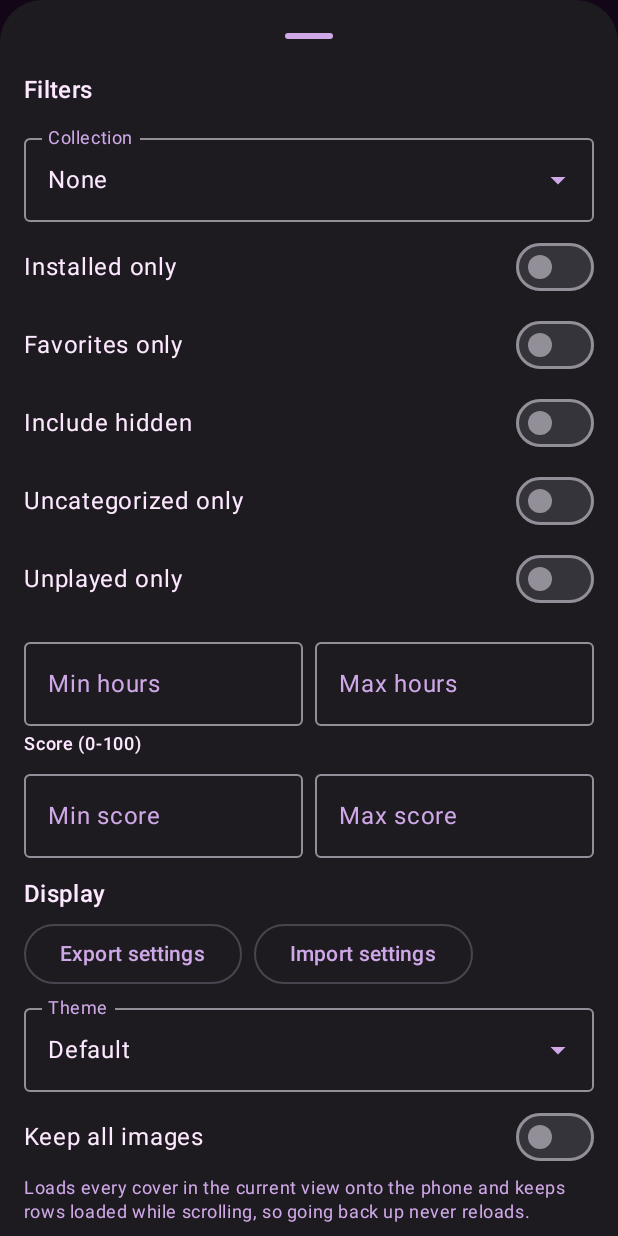
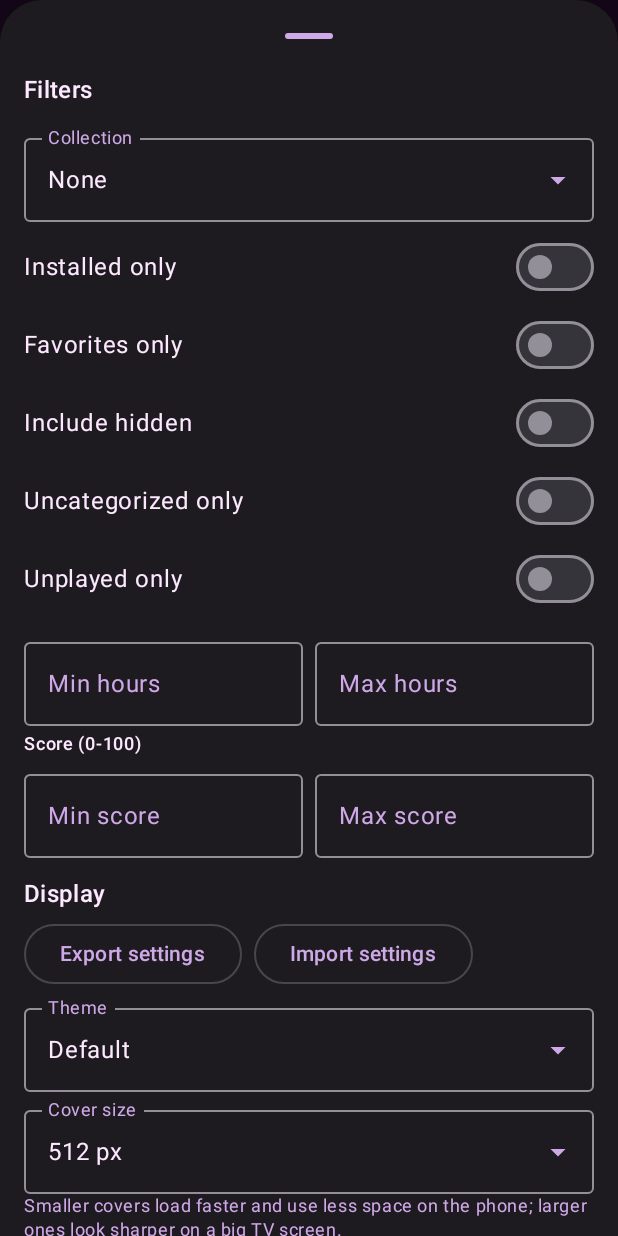
Before and after one commit to damianoshar/Playnite-Remote, an Android app built with Jetpack Compose: the screen it shows after launch (MainActivity), after a tap on "Filters", on a phone screen of 412 x 824 dp. Run offline under Robolectric (Android 15) with nearby library versions, the phone set to English and light mode, and no system bars; libraries missing offline, so code that uses them is left out: kotlin.math.roundToInt; pictures from the network do not load.

Commit message:
feat: configurable cover thumbnail size (256/512/768/1024)

```diff
--- a/app/src/main/java/com/gamevault/unified/data/local/UiPrefs.kt
+++ b/app/src/main/java/com/gamevault/unified/data/local/UiPrefs.kt
@@ -24,8 +24,21 @@ data class UiViewPrefs(
     val fullOffline: Boolean = false,
     val lastFullSync: Long = 0,
     val notes: Map<String, String> = emptyMap(),
-    val collections: Map<String, Set<String>> = emptyMap()
-)
+    val collections: Map<String, Set<String>> = emptyMap(),
+    /** Width (px) requested from the bridge for cover thumbnails. */
+    val coverWidth: Int = DEFAULT_COVER_WIDTH
+) {
+    companion object {
+        /** Default thumbnail width — a good balance for phones and TV. */
+        const val DEFAULT_COVER_WIDTH = 512
+
+        /** Widths the user can pick (the bridge clamps to 32..1024). */
+        val COVER_WIDTHS = listOf(256, 512, 768, 1024)
+
+        fun coerceCoverWidth(width: Int): Int =
+            if (width in COVER_WIDTHS) width else DEFAULT_COVER_WIDTH
+    }
+}
 
 class UiPrefs(private val context: Context) {
 
@@ -38,6 +51,7 @@ class UiPrefs(private val context: Context) {
     private val lastFullSyncKey = stringPreferencesKey("last_full_sync")
     private val notesKey = stringPreferencesKey("game_notes")
     private val collectionsKey = stringPreferencesKey("collections")
+    private val coverWidthKey = intPreferencesKey("cover_width")
 
     val prefsFlow: Flow<UiViewPrefs> =
         context.uiDataStore.data.map { prefs ->
@@ -79,7 +93,10 @@ class UiPrefs(private val context: Context) {
                 fullOffline = prefs[fullOfflineKey].toBoolean(),
                 lastFullSync = prefs[lastFullSyncKey]?.toLongOrNull() ?: 0,
                 notes = notes,
-                collections = collections
+                collections = collections,
+                coverWidth = UiViewPrefs.coerceCoverWidth(
+                    prefs[coverWidthKey] ?: UiViewPrefs.DEFAULT_COVER_WIDTH
+                )
             )
         }
 
@@ -112,6 +129,12 @@ class UiPrefs(private val context: Context) {
 
     suspend fun saveLastFullSync(timestamp: Long) {
         context.uiDataStore.edit { it[lastFullSyncKey] = timestamp.toString() }
+    }
+
+    /** Thumbnail width requested from the bridge (256/512/768/1024). */
+    suspend fun saveCoverWidth(width: Int) {
+        val value = UiViewPrefs.coerceCoverWidth(width)
+        context.uiDataStore.edit { it[coverWidthKey] = value }
     }
 
     suspend fun saveNote(gameId: String, note: String) {
@@ -150,6 +173,7 @@ class UiPrefs(private val context: Context) {
         saveLastFullSync(prefs.lastFullSync)
         saveNotes(prefs.notes)
         saveCollections(prefs.collections)
+        saveCoverWidth(prefs.coverWidth)
     }
 
     suspend fun saveCollections(collections: Map<String, Set<String>>) {
--- a/app/src/main/java/com/gamevault/unified/data/repository/GameRepository.kt
+++ b/app/src/main/java/com/gamevault/unified/data/repository/GameRepository.kt
@@ -4,6 +4,7 @@ import com.gamevault.unified.data.local.CachedLibrary
 import com.gamevault.unified.data.local.LibraryCache
 import com.gamevault.unified.data.local.MissingArtStore
 import com.gamevault.unified.data.local.ServerStorage
+import com.gamevault.unified.data.local.UiViewPrefs
 import com.gamevault.unified.data.model.AchievementInfo
 import com.gamevault.unified.data.model.Achievements
 import com.gamevault.unified.data.model.Activity
@@ -39,6 +40,13 @@ class GameRepository(
     private val cache: LibraryCache,
     private val missingArt: MissingArtStore
 ) {
+    /**
+     * Width (px) requested from the bridge for cover thumbnails.
+     * Written by the ViewModel from the user's preference.
+     */
+    @Volatile
+    var coverWidth: Int = UiViewPrefs.DEFAULT_COVER_WIDTH
+
     suspend fun config(): ServerConfig? = storage.snapshot()
 
     /** Cache scope of the active server, so different PCs keep separate
@@ -54,7 +62,7 @@ class GameRepository(
         id = dto.id,
         title = dto.name,
         source = dto.source.orEmpty(),
-        coverUrl = coverUrl(dto.id, "cover", 512),
+        coverUrl = coverUrl(dto.id, "cover", coverWidth),
         playtimeSeconds = dto.playtime,
         playCount = dto.playCount,
         isInstalled = dto.isInstalled,
@@ -92,7 +100,7 @@ class GameRepository(
         releaseDate = dto.releaseDate.orEmpty(),
         added = dto.added.orEmpty(),
         modified = dto.modified.orEmpty(),
-        coverUrl = coverUrl(dto.id, "cover", 512),
+        coverUrl = coverUrl(dto.id, "cover", coverWidth),
         backgroundUrl = if (dto.hasBackground) coverUrl(dto.id, "background") else "",
         playtimeSeconds = dto.playtime,
         playCount = dto.playCount,
@@ -137,7 +145,7 @@ class GameRepository(
     suspend fun cached(): CachedLibrary? {
         val lib = cache.loadLibrary(scope()) ?: return null
         val cfg = config() ?: return lib
-        return lib.copy(games = lib.games.map { it.copy(coverUrl = cfg.coverUrl(it.id, width = 512)) })
+        return lib.copy(games = lib.games.map { it.copy(coverUrl = cfg.coverUrl(it.id, width = coverWidth)) })
     }
 
     /** Fetches everything from the PC and snapshots it for offline use. */
--- a/app/src/main/java/com/gamevault/unified/ui/screens/LibraryScreen.kt
+++ b/app/src/main/java/com/gamevault/unified/ui/screens/LibraryScreen.kt
@@ -105,6 +105,7 @@ import androidx.compose.ui.unit.dp
 import coil.compose.AsyncImage
 import coil.network.HttpException
 import com.gamevault.unified.GameLibraryWidget
+import com.gamevault.unified.data.local.UiViewPrefs
 import com.gamevault.unified.data.local.ViewMode
 import com.gamevault.unified.data.model.Game
 import com.gamevault.unified.ui.components.focusRing
@@ -961,6 +962,39 @@ private fun FilterSheet(vm: LibraryViewModel, onClose: () -> Unit) {
             }
         }
         Spacer(Modifier.height(4.dp))
+        var coverWidthExpanded by remember { mutableStateOf(false) }
+        ExposedDropdownMenuBox(
+            expanded = coverWidthExpanded,
+            onExpandedChange = { coverWidthExpanded = it },
+            modifier = Modifier.fillMaxWidth()
+        ) {
+            OutlinedTextField(
+                value = "${state.coverWidth} px",
+                onValueChange = {},
+                readOnly = true,
+                label = { Text("Cover size") },
+                trailingIcon = { ExposedDropdownMenuDefaults.TrailingIcon(expanded = coverWidthExpanded) },
+                modifier = Modifier.menuAnchor().fillMaxWidth()
+            )
+            ExposedDropdownMenu(
+                expanded = coverWidthExpanded,
+                onDismissRequest = { coverWidthExpanded = false }
+            ) {
+                UiViewPrefs.COVER_WIDTHS.forEach { width ->
+                    DropdownMenuItem(
+                        text = { Text("$width px") },
+                        onClick = { vm.setCoverWidth(width); coverWidthExpanded = false }
+                    )
+                }
+            }
+        }
+        Text(
+            "Smaller covers load faster and use less space on the phone; " +
+                "larger ones look sharper on a big TV screen.",
+            style = MaterialTheme.typography.bodySmall,
+            color = MaterialTheme.colorScheme.onSurfaceVariant
+        )
+        Spacer(Modifier.height(4.dp))
         ToggleRow("Keep all images", state.retainImages) {
             vm.setRetainImages(it)
             if (it) vm.warmCovers(appContext)
```
Also changed, not shown: app/src/main/java/com/gamevault/unified/data/local/SettingsJson.kt (+6 -1 lines), app/src/main/java/com/gamevault/unified/viewmodel/LibraryViewModel.kt (+28 -1 lines), 1 other file.
